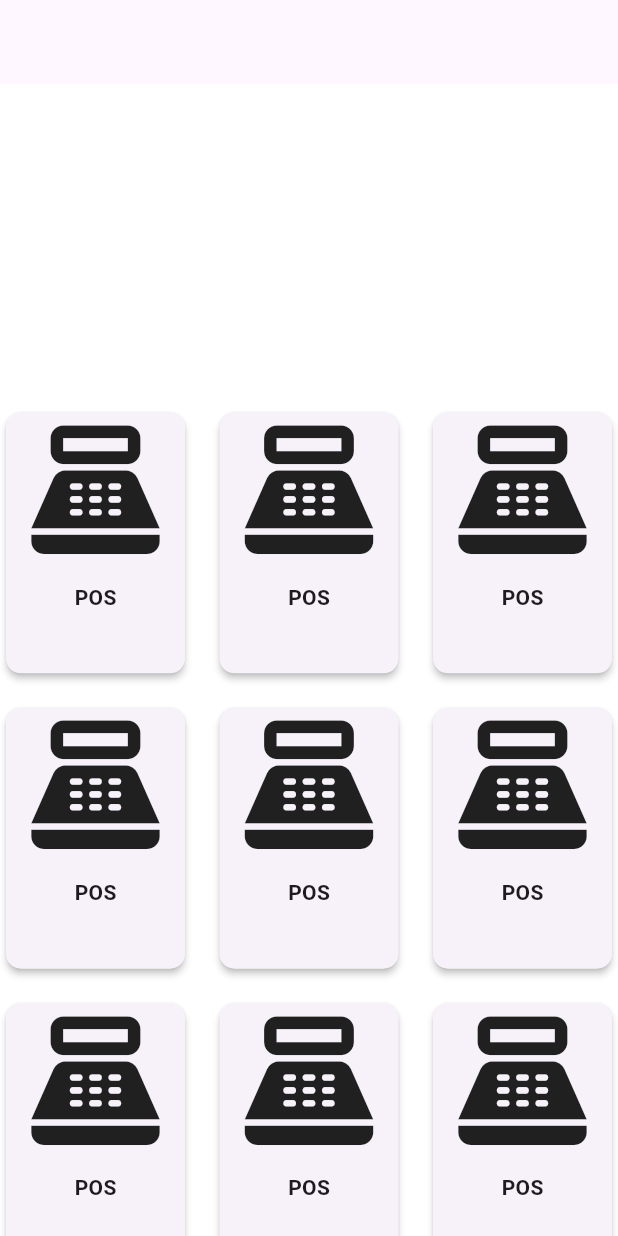
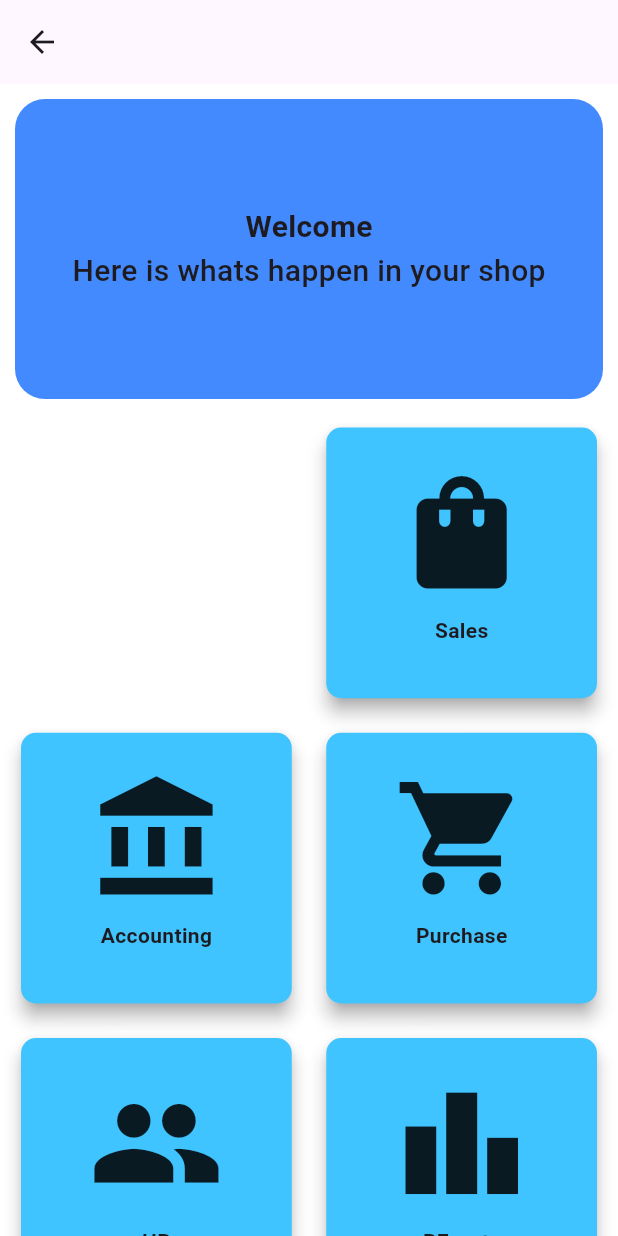
Before and after one commit to osama-bilal/alameed-ERP-Frontend, a Flutter app: the HomeScreen screen opened directly, on a phone screen of 412 x 824 dp. Run offline on Flutter 3.47's test engine with Material 3 defaults, Android fonts, the phone set to English and light mode, and no system bars; our stand-ins replace dio, equatable, flutter_bloc, flutter_secure_storage, go_router; accounts and stored records are empty; Roboto replaces fonts that are missing (Noto Sans Arabic); statements that could not run were skipped.

Commit message:
start adding auth conditions and access permissions

```diff
--- /dev/null
+++ b/lib/blocs/auth/auth_bloc.dart
@@ -0,0 +1,77 @@
+import 'package:flutter_bloc/flutter_bloc.dart';
+import 'package:equatable/equatable.dart';
+import 'package:flutter_secure_storage/flutter_secure_storage.dart';
+import 'package:ponit_of_sales/services/auth_service.dart';
+
+part 'auth_event.dart';
+part 'auth_state.dart';
+
+// auth_bloc.dart
+
+// تحتاج هنا لاستخدام حزمة مثل flutter_secure_storage
+// يمكنك أيضاً استخدام طبقة الـ Repository هنا لفصل المنطق
+
+class AuthBloc extends Bloc<AuthEvent, AuthState> {
+  final FlutterSecureStorage _secureStorage;
+  // أضف أي خدمات أخرى مثل UserService
+
+  AuthBloc()
+    : _secureStorage = const FlutterSecureStorage(),
+      super(AuthInitial()) {
+    // ربط الأحداث بالدوال المعالجة
+    on<AppStarted>(_onAppStarted);
+    on<LoggedIn>(_onLoggedIn);
+    on<LoggedOut>(_onLoggedOut);
+
+    // إطلاق أول حدث عند إنشاء الـ Bloc
+    add(AppStarted());
+  }
+
+  // --- دوال معالجة الأحداث ---
+
+  // 1. معالجة حدث بدء التطبيق (AppStarted)
+  void _onAppStarted(AppStarted event, Emitter<AuthState> emit) async {
+    emit(AuthLoading());
+    try {
+      // 1. محاولة قراءة التوكن من التخزين الآمن
+      final token = await _secureStorage.read(key: 'access');
+      final user = await AuthService().getStoredUser();
+      if (token != null && user != null) {
+        // 2. إذا وُجِد توكن، افترض أنه صالح وأصدر حالة المصادقة
+        // *في تطبيق حقيقي: يجب التحقق من صلاحية التوكن على الخادم*
+        emit(AuthAuthenticated(userToken: token, permissions: user.permissions as List<String>));
+      } else {
+        // 3. لم يُعثر على توكن، المستخدم غير مُصادَق
+        emit(AuthUnauthenticated());
+      }
+    } catch (e) {
+      // 4. حدث خطأ (عادةً ناتج عن فشل القراءة)، نعتبر المستخدم غير مُصادَق
+      emit(AuthUnauthenticated());
+    }
+  }
+
+  // 2. معالجة حدث تسجيل الدخول (LoggedIn)
+  void _onLoggedIn(LoggedIn event, Emitter<AuthState> emit) async {
+    emit(AuthLoading());
+    final token = await AuthService().getAccessToken();
+    final user = await AuthService().getStoredUser();
+
+    if (token == null || user == null) {
+      emit(AuthUnauthenticated());
+      return;
+    }
+    // 1. حفظ التوكن في التخزين الآمن
+    // await _secureStorage.write(key: 'access', value: token);
+    // 2. إصدار حالة المصادقة
+    emit(AuthAuthenticated(userToken: token, permissions: user.permissions as List<String>));
+  }
+
+  // 3. معالجة حدث تسجيل الخروج (LoggedOut)
+  void _onLoggedOut(LoggedOut event, Emitter<AuthState> emit) async {
+    emit(AuthLoading());
+    // 1. حذف التوكن من التخزين الآمن
+    await _secureStorage.delete(key: 'access');
+    // 2. إصدار حالة غير مُصادَق
+    emit(AuthUnauthenticated());
+  }
+}
--- /dev/null
+++ b/lib/blocs/auth/auth_event.dart
@@ -0,0 +1,19 @@
+// auth_event.dart
+
+part of 'auth_bloc.dart';
+
+abstract class AuthEvent extends Equatable {
+  const AuthEvent();
+
+  @override
+  List<Object> get props => [];
+}
+
+// 1. حدث يبدأ عند تشغيل التطبيق للتحقق من التوكن المخزن
+class AppStarted extends AuthEvent {}
+
+// 2. حدث يُرسل بعد تسجيل الدخول بنجاح
+class LoggedIn extends AuthEvent {}
+
+// 3. حدث يُرسل عند تسجيل الخروج
+class LoggedOut extends AuthEvent {}
--- /dev/null
+++ b/lib/blocs/auth/auth_state.dart
@@ -0,0 +1,35 @@
+part of 'auth_bloc.dart';
+// auth_state.dart
+
+
+abstract class AuthState extends Equatable {
+  const AuthState();
+
+  @override
+  List<Object> get props => [];
+}
+
+// 1. حالة أولية: يتم عرض شاشة التحميل (Splash Screen)
+class AuthInitial extends AuthState {}
+
+// 2. حالة جاري تحميل البيانات أو التحقق من التوكن
+class AuthLoading extends AuthState {}
+
+// 3. حالة المستخدم غير مُصادَق (غير مسجل دخول)
+class AuthUnauthenticated extends AuthState {}
+
+// 4. حالة المستخدم مُصادَق (مسجل دخول)
+
+class AuthAuthenticated extends AuthState {
+  final String userToken;
+  // 🌟 قائمة الصلاحيات المطلوبة
+  final List<String> permissions;
+
+  const AuthAuthenticated({
+    required this.userToken,
+    required this.permissions, // 👈 هنا القائمة الجديدة
+  });
+
+  @override
+  List<Object> get props => [userToken, permissions];
+}
--- a/lib/screens/home.dart
+++ b/lib/screens/home.dart
@@ -1,5 +1,15 @@
 import 'package:flutter/material.dart';
+import 'package:ponit_of_sales/screens/about.dart';
+import 'package:ponit_of_sales/screens/accounting.dart';
+import 'package:ponit_of_sales/screens/hr2.dart';
+import 'package:ponit_of_sales/screens/inventory.dart';
 import 'package:ponit_of_sales/screens/pos.dart';
+import 'package:ponit_of_sales/screens/purchases.dart';
+import 'package:ponit_of_sales/screens/reports.dart';
+import 'package:ponit_of_sales/screens/sales.dart';
+import 'package:ponit_of_sales/screens/settings.dart';
+import 'package:ponit_of_sales/widgets/permission_guard.dart';
+import 'package:ponit_of_sales/widgets/screen_card.dart';
 
 class HomeScreen extends StatefulWidget {
   const HomeScreen({super.key});
@@ -10,73 +20,117 @@ class HomeScreen extends StatefulWidget {
 
 class _HomeScreenState extends State<HomeScreen> {
   @override
+  void initState() {
+    // TODO: implement initState
+    super.initState();
+  }
+
+  @override
   Widget build(BuildContext context) {
     return Scaffold(
       appBar: AppBar(),
       backgroundColor: Colors.transparent,
       body: SingleChildScrollView(
+        child: Padding(
+          padding: const EdgeInsets.all(10.0),
           child: Column(
             children: [
-            Row(
-              mainAxisSize: MainAxisSize.max,
-              children: [SizedBox(height: 200)],
-              // hera is the main header where display the user's name and the other informations
+              Container(
+                decoration: BoxDecoration(
+                  borderRadius: BorderRadius.circular(20),
+                  color: Colors.blueAccent,
+
                 ),
-
-            const SizedBox(height: 15),
-            GridView.builder(
-              shrinkWrap: true,
-              physics: const NeverScrollableScrollPhysics(),
-              gridDelegate: const SliverGridDelegateWithFixedCrossAxisCount(
-                crossAxisCount: 3,
-                crossAxisSpacing: 15,
-                mainAxisSpacing: 15,
-                childAspectRatio: 0.7,
-              ),
-              itemCount: 10,
-              itemBuilder: (context, index) {
-                return GestureDetector(
-                  onTap: () => Navigator.of(
-                    context,
-                  ).push(MaterialPageRoute(builder: (context) => PosScreen())),
-                  child: Card(
-                    elevation: 2,
-                    shape: RoundedRectangleBorder(
-                      borderRadius: BorderRadius.circular(10),
-                    ),
+                padding: EdgeInsets.all(20),
+                // alignment: Alignment.center,
+                height: 200,
+                width: double.infinity,
                 child: Column(
-                      crossAxisAlignment: CrossAxisAlignment.center,
+                  mainAxisAlignment: MainAxisAlignment.center,
                   children: [
-                        ClipRRect(
-                          borderRadius: const BorderRadius.vertical(
-                            top: Radius.circular(10),
-                          ),
-                          child: Icon(
-                            Icons.point_of_sale,
-                            size: MediaQuery.sizeOf(context).width / 4,
+                    Text(
+                      "Welcome",
+                      style: TextStyle(
+                        fontSize: 20,
+                        fontWeight: FontWeight.bold,
                       ),
                     ),
-                        Padding(
-                          padding: const EdgeInsets.all(10.0),
-                          child: Column(
-                            crossAxisAlignment: CrossAxisAlignment.start,
-                            children: [
                     Text(
-                                "POS",
-                                style: const TextStyle(
-                                  fontWeight: FontWeight.bold,
+                      "Here is whats happen in your shop",
+                      style: TextStyle(
+                        fontSize: 20,
+                        fontWeight: FontWeight.w500,
                       ),
                     ),
                   ],
                 ),
               ),
+
+              const SizedBox(height: 15),
+              GridView(
+                shrinkWrap: true,
+                physics: const NeverScrollableScrollPhysics(),
+                gridDelegate: const SliverGridDelegateWithMaxCrossAxisExtent(
+                  maxCrossAxisExtent: 200,
+                  crossAxisSpacing: 15,
+                  mainAxisSpacing: 15,
+                  // childAspectRatio: 0.7,
+                ),
+                children: [
+                  PermissionGuard(
+                    requiredPermissions: [
+                      "view_pos"
+                    ],
+                    child: ScreenCardWidget(
+                      screenToGo: PosScreen(),
+                      name: "POS",
+                      icon: Icons.point_of_sale,
+                    ),
+                  ),
+                  ScreenCardWidget(
+                    screenToGo: SalesScreen(),
+                    name: "Sales",
+                    icon: Icons.shopping_bag,
+                  ),
+                  ScreenCardWidget(
+                    screenToGo: AccountingScreen(),
+                    name: "Accounting",
+                    icon: Icons.account_balance,
+                  ),
+                  ScreenCardWidget(
+                    screenToGo: PurchaseScreen(),
+                    name: "Purchase",
+                    icon: Icons.shopping_cart,
+                  ),
+                  ScreenCardWidget(
+                    screenToGo: HR2Screen(),
+                    name: "HR",
+                    icon: Icons.people,
+                  ),
+                  ScreenCardWidget(
+                    screenToGo: ReportsScreen(),
+                    name: "REports",
+                    icon: Icons.leaderboard,
+                  ),
+                  ScreenCardWidget(
+                    screenToGo: InventoryScreen(),
+                    name: "Inventory",
+                    icon: Icons.inventory,
+                  ),
+                  ScreenCardWidget(
+                    screenToGo: SettingsScreen(),
+                    name: "Setting",
+                    icon: Icons.settings,
+                  ),
+                  ScreenCardWidget(
+                    screenToGo: AboutScreen(),
+                    name: "About",
+                    icon: Icons.info,
+                  ),
                 ],
               ),
+            ],
           ),
-                );
-              },
-            ),
-          ],
         ),
       ),
     );
--- a/lib/services/auth_service.dart
+++ b/lib/services/auth_service.dart
@@ -27,7 +27,7 @@ class AuthService {
 
       await _storage.write(key: _keyAccessToken, value: access);
       await _storage.write(key: _keyRefreshToken, value: refresh);
-      await _storage.write(key: _keyUser, value: jsonEncode(user.toMap()));
+      await _storage.write(key: _keyUser, value: user.toJson());
 
       return user;
     } on DioException catch (e) {
--- a/lib/widgets/dataPages/customer.dart
+++ b/lib/widgets/dataPages/customer.dart
@@ -97,7 +97,6 @@ class CustomersPage extends StatelessWidget {
                   customers,
                   (o) => o.toMap(),
                   editObject: (Customer o) {
-                    print(o.toString());
                     //TODO: Handle edit action
                   },
                 ),
--- /dev/null
+++ b/lib/widgets/permission_guard.dart
@@ -0,0 +1,46 @@
+import 'package:flutter/material.dart';
+import 'package:flutter_bloc/flutter_bloc.dart';
+import 'package:ponit_of_sales/blocs/auth/auth_bloc.dart';
+// استورد ملفات الـ BLoC والحالات
+
+class PermissionGuard extends StatelessWidget {
+  // الصلاحية (أو مجموعة الصلاحيات) المطلوبة للعرض
+  final List<String> requiredPermissions;
+  // الـ Widget الذي سيتم عرضه إذا كانت الصلاحيات متوفرة
+  final Widget child;
+  // الـ Widget الذي سيتم عرضه في حال عدم توفر الصلاحيات (اختياري، الافتراضي هو إخفاء العنصر)
+  final Widget? fallback;
+
+  const PermissionGuard({
+    super.key,
+    required this.requiredPermissions,
+    required this.child,
+    this.fallback,
+  });
+
+  @override
+  Widget build(BuildContext context) {
+    return BlocSelector<AuthBloc, AuthState, List<String>>(
+      // نقوم باستخلاص قائمة الصلاحيات فقط من حالة المصادقة
+      selector: (state) {
+        if (state is AuthAuthenticated) {
+          return state.permissions;
+        }
+        return [];
+      },
+      builder: (context, userPermissions) {
+        // التحقق من وجود كل الصلاحيات المطلوبة في قائمة صلاحيات المستخدم
+        final hasPermission = requiredPermissions.every(
+          (requiredPerm) => userPermissions.contains(requiredPerm)
+        );
+
+        if (hasPermission) {
+          return child; // عرض الـ Widget المحمي
+        } else {
+          // عرض الـ Widget الاحتياطي أو إخفاء العنصر تماماً
+          return fallback ?? const SizedBox.shrink();
+        }
+      },
+    );
+  }
+}
--- /dev/null
+++ b/lib/widgets/screen_card.dart
@@ -0,0 +1,51 @@
+import 'package:flutter/material.dart';
+
+class ScreenCardWidget extends StatelessWidget {
+  const ScreenCardWidget({
+    super.key,
+    required this.screenToGo,
+    required this.name,
+    required this.icon,
+  });
+  final Widget screenToGo;
+  final String name;
+  final IconData icon;
+  @override
+  Widget build(BuildContext context) {
+    return GestureDetector(
+      onTap: () => Navigator.of(
+        context,
+      ).push(MaterialPageRoute(builder: (context) => screenToGo)),
+      child: Card(
+        shadowColor: Colors.grey,
+
+        color: Colors.lightBlueAccent,
+        elevation: 5,
+        shape: RoundedRectangleBorder(borderRadius: BorderRadius.circular(10)),
+        child: Column(
+          crossAxisAlignment: CrossAxisAlignment.center,
+          mainAxisAlignment: MainAxisAlignment.center,
+          children: [
+            LayoutBuilder(
+              builder: (context, constrains) {
+                return ClipRRect(
+                  borderRadius: const BorderRadius.vertical(
+                    top: Radius.circular(10),
+                  ),
+                  child: Icon(icon, size: constrains.maxWidth / 2),
+                );
+              },
+            ),
+            Padding(
+              padding: const EdgeInsets.all(10.0),
+              child: Text(
+                name,
+                style: const TextStyle(fontWeight: FontWeight.bold),
+              ),
+            ),
+          ],
+        ),
+      ),
+    );
+  }
+}
--- a/pubspec.yaml
+++ b/pubspec.yaml
@@ -13,6 +13,7 @@ dependencies:
   flutter_bloc: ^9.1.1
   flutter_secure_storage: ^9.2.4
   dio: ^5.9.0
+  go_router: ^16.2.4
 
 dev_dependencies:
   flutter_test:
```
Also changed, not shown: lib/models/user.dart (+24 -6 lines), lib/screens/about.dart (+16 -0 lines), lib/screens/login.dart (+9 -7 lines), lib/screens/main.dart (+78 -17 lines), lib/screens/settings.dart (+16 -0 lines), lib/widgets/app_router.dart (added, +97 -0 lines), lib/widgets/drawer.dart (+9 -1 lines), pubspec.lock. Lines whose indentation alone changed are shown as unchanged.
